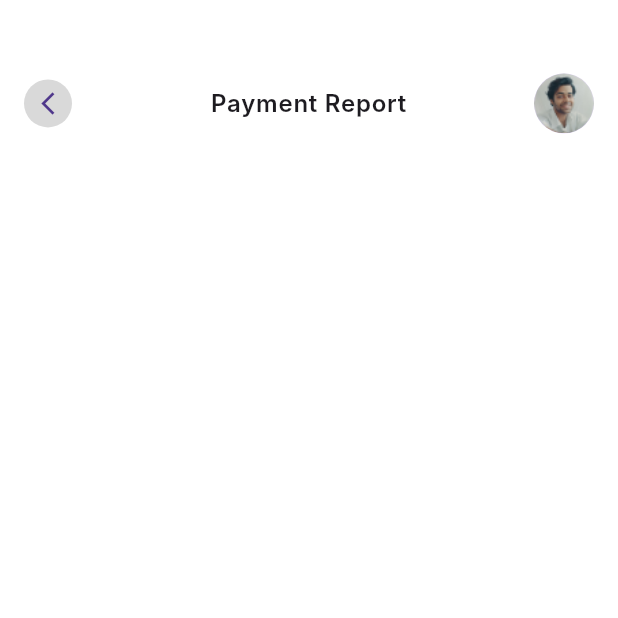
After one commit to altezzai/acadobs, a Flutter app: the PaymentReport screen opened by its route, on a phone screen of 412 x 824 dp, the top half of it. The commit adds this screen. Run offline on Flutter 3.47's test engine with Material 3 defaults, Android fonts, the phone set to English and light mode, and no system bars; our stand-ins replace dio, file_picker, flutter_rating_bar, go_router, pie_chart; network calls fail; Roboto replaces fonts that are missing (Inter).

Commit message:
paymentreport page added, navigation implemented

```diff
--- a/lib/base/routes/app_route_config.dart
+++ b/lib/base/routes/app_route_config.dart
@@ -1,5 +1,6 @@
 import 'package:flutter/material.dart';
 import 'package:go_router/go_router.dart';
+import 'package:school_app/features/admin/reports/screens/payment.dart';
 import 'package:school_app/features/admin/student/model/student_data.dart';
 import 'package:school_app/features/admin/student/screens/addAchivement.dart';
 import 'package:school_app/features/admin/duties/screens/addDutyPage.dart';
@@ -34,7 +35,7 @@ import 'package:school_app/features/teacher/duties/duty_detail.dart';
 import 'package:school_app/features/teacher/homework/screens/work.dart';
 import 'package:school_app/features/teacher/homework/screens/work_screen.dart';
 import 'package:school_app/features/teacher/homework/screens/work_view.dart';
-import 'package:school_app/features/teacher/leave_request/leave_request.dart';
+import 'package:school_app/features/teacher/leave_request/screens/leave_request.dart';
 import 'package:school_app/features/teacher/mark_work/screens/mark_star.dart';
 import 'package:school_app/features/teacher/marks/screens/student_marklist.dart';
 import 'package:school_app/features/teacher/parent/screens/parents.dart';
@@ -338,6 +339,13 @@ class Approuter {
           return MaterialPage(child: AddTeacher());
         },
       ),
+      GoRoute(
+        name: AppRouteConst.PaymentReportRouteName,
+        path: '/paymentreport',
+        pageBuilder: (context, state) {
+          return MaterialPage(child: PaymentReport());
+        },
+      ),
     ],
   );
 }
--- a/lib/base/routes/app_route_const.dart
+++ b/lib/base/routes/app_route_const.dart
@@ -28,6 +28,7 @@ class AppRouteConst {
   static const String AddDonationRouteName = 'addDonation';
   static const String AddHomeworkRouteName = 'addhomework';
   static const String AddTeacherRouteName = 'addteacher';
+  static const String PaymentReportRouteName = 'paymentreport';
 
   static const String ParentHomeRouteName = 'parenthome';
   static const String LeaveRequestRouteName = 'leaverequest';
@@ -37,8 +38,8 @@ class AppRouteConst {
   static const String ParentNoticePageRouteName = 'parentnoticepage';
   static const String NoticeDetailedPageRouteName = 'noticedetailedpage';
   static const String ParentPaymentPageRouteName = 'parentpaymentpage';
-  static const String ParentPaymentDetailedPageRouteName = 'parentpaymentdetailedpage';
-
+  static const String ParentPaymentDetailedPageRouteName =
+      'parentpaymentdetailedpage';
 
   static const String bottomNavRouteName = 'bottomNav';
 }
--- /dev/null
+++ b/lib/features/admin/reports/screens/payment.dart
@@ -0,0 +1,30 @@
+import 'package:flutter/material.dart';
+import 'package:go_router/go_router.dart';
+import 'package:school_app/base/routes/app_route_const.dart';
+import 'package:school_app/core/navbar/screen/bottom_nav.dart';
+import 'package:school_app/core/shared_widgets/custom_appbar.dart';
+
+class PaymentReport extends StatelessWidget {
+  @override
+  Widget build(BuildContext context) {
+    return Scaffold(
+      backgroundColor: Colors.white,
+      body: Padding(
+        padding: const EdgeInsets.all(16.0),
+        child: Column(
+          children: [
+            CustomAppbar(
+                title: "Payment Report",
+                isBackButton: true,
+                onTap: () {
+                  context.goNamed(
+                    AppRouteConst.bottomNavRouteName,
+                    extra: UserType.admin,
+                  );
+                })
+          ],
+        ),
+      ),
+    );
+  }
+}
--- a/lib/features/admin/reports/screens/reports_home.dart
+++ b/lib/features/admin/reports/screens/reports_home.dart
@@ -1,4 +1,6 @@
 import 'package:flutter/material.dart';
+import 'package:go_router/go_router.dart';
+import 'package:school_app/base/routes/app_route_const.dart';
 import 'package:school_app/core/shared_widgets/custom_appbar.dart';
 import 'package:school_app/features/admin/reports/widgets/report_card.dart';
 
@@ -19,7 +21,8 @@ class ReportsHomeScreen extends StatelessWidget {
               icon: Icons.currency_rupee,
               color: Colors.green,
               onTap: () {
-                // Navigate to Payment Report page
+                context
+                    .pushReplacementNamed(AppRouteConst.PaymentReportRouteName);
               },
             ),
             SizedBox(height: 16),
```
Also changed, not shown: lib/features/teacher/leave_request/screens/leave_request.dart (renamed from lib/features/teacher/leave_request/leave_request.dart).
